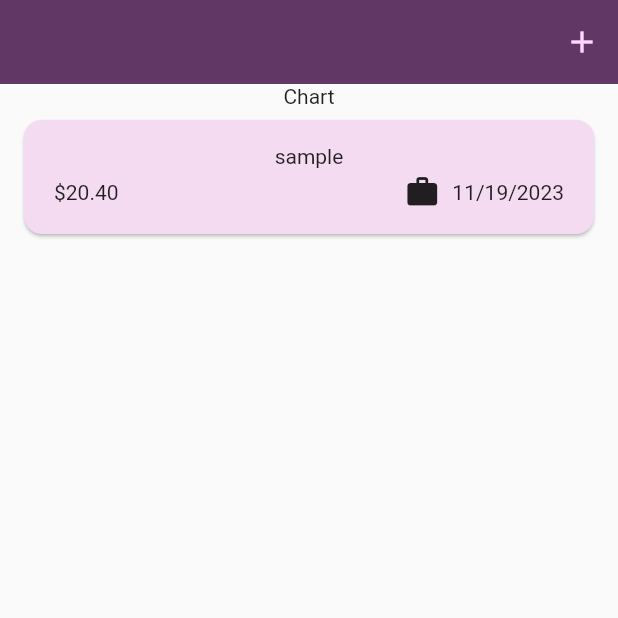
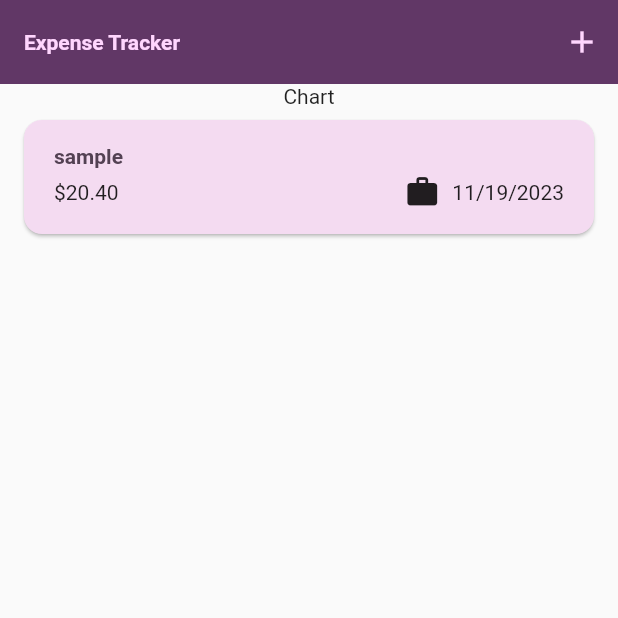
Before and after one commit to Nagaaswin/expenses-tracker-app, a Flutter app: the screen it shows after launch, on a phone screen of 412 x 824 dp, the top half of it. Run offline on Flutter 3.47's test engine with Material 2 defaults, Android fonts, the phone set to English and light mode, and no system bars.

Commit message:
developed global dark and light theme

```diff
--- a/lib/widgets/expenses.dart
+++ b/lib/widgets/expenses.dart
@@ -71,6 +71,7 @@ class _ExpensesState extends State<Expenses> {
     }
     return Scaffold(
       appBar: AppBar(
+        title: const Text('Expense Tracker'),
         actions: [
           IconButton(
             onPressed: _openAddExpenseOverlay,
--- a/lib/widgets/expenses_list/expense_item.dart
+++ b/lib/widgets/expenses_list/expense_item.dart
@@ -17,8 +17,12 @@ class ExpenseItem extends StatelessWidget {
             vertical: 16,
           ),
           child: Column(
+            crossAxisAlignment: CrossAxisAlignment.start,
             children: [
-              Text(expense.title),
+              Text(
+                expense.title,
+                style: Theme.of(context).textTheme.titleLarge,
+              ),
               const SizedBox(
                 height: 4,
               ),
--- a/lib/widgets/expenses_list/expense_list.dart
+++ b/lib/widgets/expenses_list/expense_list.dart
@@ -1,5 +1,5 @@
 import 'package:expenses_tracker_app/widgets/expenses_list/expense_item.dart';
-import 'package:flutter/cupertino.dart';
+import 'package:flutter/material.dart';
 
 import '../../models/expense.dart';
 
@@ -18,6 +18,12 @@ class ExpensesList extends StatelessWidget {
       itemCount: expenses.length,
       itemBuilder: (ctx, index) => Dismissible(
         key: ValueKey(expenses[index]),
+        background: Container(
+          color: Theme.of(context).colorScheme.error.withOpacity(.7),
+          margin: EdgeInsets.symmetric(
+            horizontal: Theme.of(context).cardTheme.margin!.horizontal,
+          ),
+        ),
         onDismissed: (direction) {
           removeExpense(expenses[index]);
         },
```
Also changed, not shown: lib/main.dart (+54 -21 lines), 1 other file.
